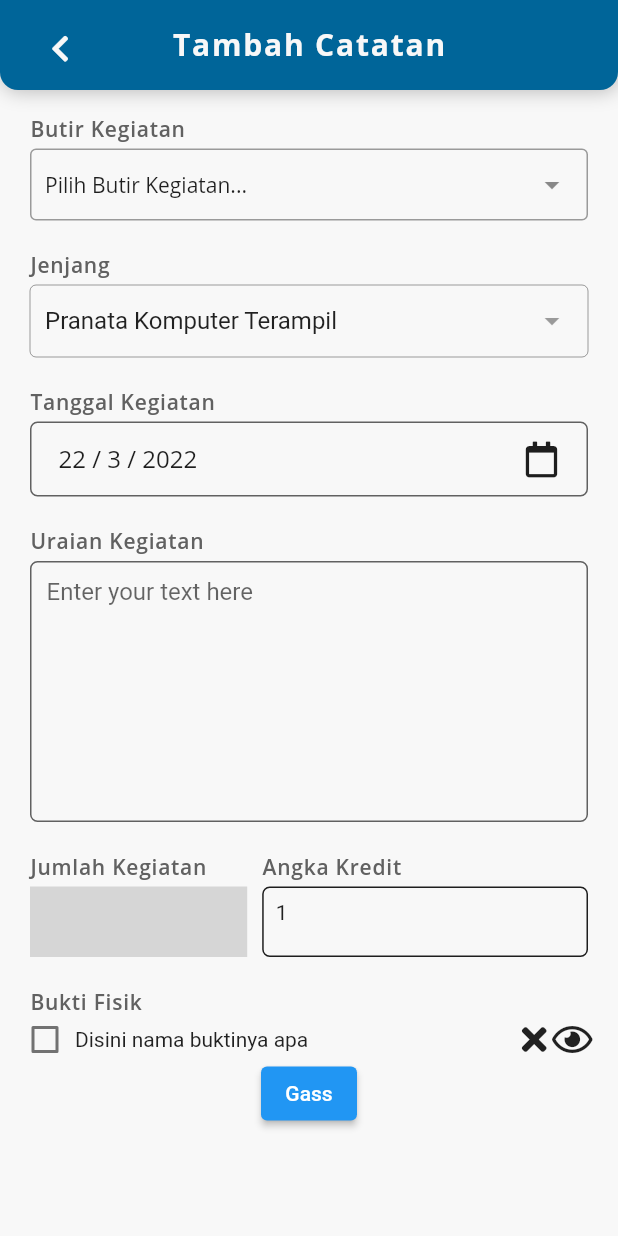
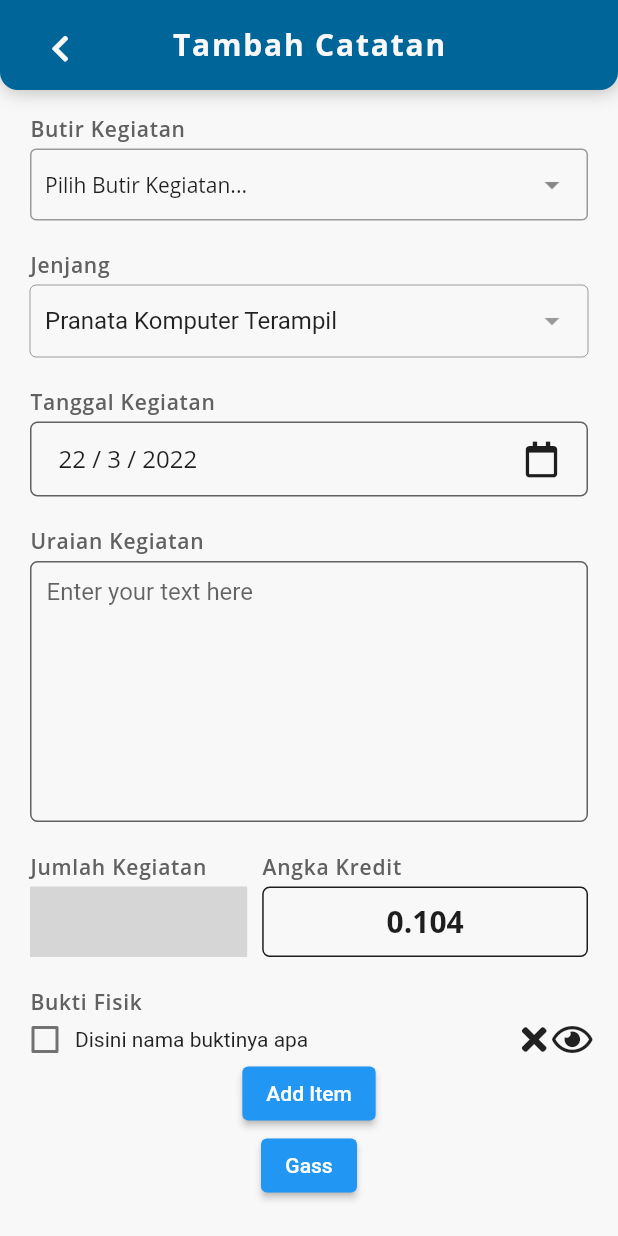
Before and after one commit to zahlulapaaja/skripsi_flutter, a Flutter app: the AddNoteScreen screen opened by its route, on a phone screen of 412 x 824 dp. Run offline on Flutter 3.47's test engine with Material 2 defaults, Android fonts, the phone set to English and light mode, and no system bars; drawn by our look-alikes of dropdown_search; our stand-ins replace auto_size_text, flutter_svg, font_awesome_flutter, pie_chart, pin_code_fields, sqflite; missing offline and left inert: number_inc_dec; accounts and stored records are empty; grey boxes are pictures that could not be loaded.

Commit message:
rapiin form field

```diff
--- a/buku_saku_2/lib/configs/constants.dart
+++ b/buku_saku_2/lib/configs/constants.dart
@@ -131,17 +131,14 @@ class AppConstants {
     // suffixIcon: SvgPicture.asset("assets/icons/search.svg"),
   );
 
-  static kTextFieldDecoration({String? hintText}) {
+  static kTextFieldDecoration(
+      {String? hintText, required BorderSide borderSide}) {
     return InputDecoration(
       isDense: true,
       hintText: hintText,
       contentPadding: const EdgeInsets.only(left: 10),
-      border: const OutlineInputBorder(
-        borderSide: BorderSide(
-          color: AppColors.black,
-          width: 4,
-          style: BorderStyle.solid,
-        ),
+      border: OutlineInputBorder(
+        borderSide: borderSide,
       ),
       hintStyle: const TextStyle(
         fontFamily: AppConstants.fontName,
--- a/buku_saku_2/lib/screens/app/components/app_bar_ui.dart
+++ b/buku_saku_2/lib/screens/app/components/app_bar_ui.dart
@@ -1,19 +1,18 @@
 import 'package:buku_saku_2/configs/colors.dart';
 import 'package:buku_saku_2/configs/constants.dart';
 import 'package:flutter/material.dart';
-import 'package:font_awesome_flutter/font_awesome_flutter.dart';
 
 class AppBarUI extends StatelessWidget {
   // Kalo mau bikin animasi kayak kemaren, bisa ganti jadi stateful
   const AppBarUI({
     Key? key,
     required this.title,
-    this.backButton = false,
-    this.backButtonCallback,
+    this.leftIconButton,
+    this.rightIconButton,
   }) : super(key: key);
   final String title;
-  final bool backButton;
-  final Function()? backButtonCallback;
+  final IconButton? leftIconButton;
+  final IconButton? rightIconButton;
 
   @override
   Widget build(BuildContext context) {
@@ -47,16 +46,10 @@ class AppBarUI extends StatelessWidget {
                   bottom: 4,
                 ),
                 child: Stack(
-                  children: [
-                    if (backButton)
-                      IconButton(
-                        icon: const Icon(
-                          FontAwesomeIcons.chevronLeft,
-                          color: AppColors.offWhite,
-                          size: AppConstants.kLargeFontSize,
-                        ),
-                        onPressed: backButtonCallback,
-                      ),
+                  children: <Widget>[
+                    (leftIconButton != null)
+                        ? leftIconButton!
+                        : const SizedBox(),
                     Row(
                       mainAxisAlignment: MainAxisAlignment.center,
                       children: <Widget>[
@@ -70,6 +63,12 @@ class AppBarUI extends StatelessWidget {
                         ),
                       ],
                     ),
+                    Positioned(
+                      right: 0,
+                      child: (rightIconButton != null)
+                          ? rightIconButton!
+                          : const SizedBox(),
+                    )
                   ],
                 ),
               )
--- a/buku_saku_2/lib/screens/app/components/card_grid_view.dart
+++ b/buku_saku_2/lib/screens/app/components/card_grid_view.dart
@@ -77,7 +77,7 @@ class _CardGridViewState extends State<CardGridView> {
                           setState(() {
                             context
                                 .read<NotesProvider>()
-                                .deleteNote(snapshot.data![index].id);
+                                .deleteNote(snapshot.data![index].id!);
                           });
                         }
                       },
--- a/buku_saku_2/lib/screens/app/dictionary/screens/butir_detail_screen.dart
+++ b/buku_saku_2/lib/screens/app/dictionary/screens/butir_detail_screen.dart
@@ -1,3 +1,4 @@
+import 'package:buku_saku_2/configs/constants.dart';
 import 'package:flutter/material.dart';
 import 'package:buku_saku_2/configs/colors.dart';
 import 'package:buku_saku_2/screens/app/dictionary/components/blue_grid_container.dart';
@@ -79,10 +80,16 @@ class ButirDetailScreen extends StatelessWidget {
             getMainListViewUI(context),
             AppBarUI(
               title: 'Detail Butir',
-              backButton: true,
-              backButtonCallback: () {
-                Navigator.pop(context);
-              },
+              leftIconButton: IconButton(
+                icon: const Icon(
+                  FontAwesomeIcons.chevronLeft,
+                  color: AppColors.offWhite,
+                  size: AppConstants.kLargeFontSize,
+                ),
+                onPressed: () {
+                  Navigator.pop(context);
+                },
+              ),
             ),
             SizedBox(
               height: MediaQuery.of(context).padding.bottom,
--- a/buku_saku_2/lib/screens/app/home/home_screen.dart
+++ b/buku_saku_2/lib/screens/app/home/home_screen.dart
@@ -3,7 +3,6 @@ import 'package:flutter/material.dart';
 import 'package:buku_saku_2/configs/colors.dart';
 import 'package:buku_saku_2/configs/constants.dart';
 import 'package:buku_saku_2/screens/app/app_screen.dart';
-import 'package:buku_saku_2/screens/app/models/dictionary_provider.dart';
 import 'package:buku_saku_2/screens/app/models/database.dart';
 import 'package:buku_saku_2/screens/app/home/detail_angka_kredit_screen.dart';
 import 'package:buku_saku_2/screens/app/home/components/header_with_searchbox.dart';
--- a/buku_saku_2/lib/screens/app/models/note.dart
+++ b/buku_saku_2/lib/screens/app/models/note.dart
@@ -2,7 +2,7 @@ class Note {
   // TODO : Nanti hapus semua null checknya
   // Ga juga sih, soalnya kan di halaman awal ga perlu semua atribut, cukup judul, uraian, gambar klo ada, dan status
   // Ga perlu juga sih semua data itu, yg penting koe butirnya, nanti kan bisa panggil ke data json detailnya
-  final int id;
+  final int? id;
   final String judul;
   final String uraian;
   final String? kodeButir;
@@ -20,7 +20,7 @@ class Note {
   // 3 = checked
 
   Note({
-    required this.id,
+    this.id,
     required this.judul,
     required this.uraian,
     this.kodeButir,
--- a/buku_saku_2/lib/screens/app/notes/add_note_screen.dart
+++ b/buku_saku_2/lib/screens/app/notes/add_note_screen.dart
@@ -1,7 +1,9 @@
+import 'package:buku_saku_2/configs/constants.dart';
 import 'package:flutter/material.dart';
 import 'package:buku_saku_2/configs/colors.dart';
 import 'package:buku_saku_2/screens/app/components/app_bar_ui.dart';
 import 'package:buku_saku_2/screens/app/notes/components/new_note_form.dart';
+import 'package:font_awesome_flutter/font_awesome_flutter.dart';
 
 class AddNoteScreen extends StatefulWidget {
   static const id = 'add_note_screen';
@@ -24,10 +26,16 @@ class _AddNoteScreenState extends State<AddNoteScreen> {
             getMainListViewUI(),
             AppBarUI(
               title: 'Tambah Catatan',
-              backButton: true,
-              backButtonCallback: () {
-                Navigator.pop(context);
-              },
+              leftIconButton: IconButton(
+                icon: const Icon(
+                  FontAwesomeIcons.chevronLeft,
+                  color: AppColors.offWhite,
+                  size: AppConstants.kLargeFontSize,
+                ),
+                onPressed: () {
+                  Navigator.pop(context);
+                },
+              ),
             ),
             SizedBox(
               height: MediaQuery.of(context).padding.bottom,
@@ -46,7 +54,7 @@ class _AddNoteScreenState extends State<AddNoteScreen> {
       ),
       scrollDirection: Axis.vertical,
       children: <Widget>[
-        NewNoteForm(id: widget.butirCode),
+        NewNoteForm(kodeButir: widget.butirCode),
       ],
     );
   }
--- a/buku_saku_2/lib/screens/app/notes/components/form_field/bukti_fisik_field.dart
+++ b/buku_saku_2/lib/screens/app/notes/components/form_field/bukti_fisik_field.dart
@@ -74,8 +74,13 @@ class _BuktiFisikFieldState extends State<BuktiFisikField> {
     return Padding(
       padding: const EdgeInsets.symmetric(horizontal: 20),
       child: Column(
-        crossAxisAlignment: CrossAxisAlignment.stretch,
-        children: checkboxBukti,
+        children: [
+          Column(
+            crossAxisAlignment: CrossAxisAlignment.stretch,
+            children: checkboxBukti,
+          ),
+          ElevatedButton(onPressed: () {}, child: const Text('Add Item'))
+        ],
       ),
     );
   }
--- a/buku_saku_2/lib/screens/app/notes/components/form_field/butir_dropdown.dart
+++ b/buku_saku_2/lib/screens/app/notes/components/form_field/butir_dropdown.dart
@@ -1,3 +1,4 @@
+import 'package:buku_saku_2/configs/colors.dart';
 import 'package:buku_saku_2/configs/constants.dart';
 import 'package:buku_saku_2/screens/app/notes/components/field_label.dart';
 import 'package:dropdown_search/dropdown_search.dart';
@@ -8,12 +9,12 @@ class ButirDropdown extends StatelessWidget {
       {Key? key,
       required this.dataButir,
       required this.onChanged,
-      this.selectedItem})
+      this.selectedIndex})
       : super(key: key);
 
   final List<String> dataButir;
   final Function(String?) onChanged;
-  final int? selectedItem;
+  final int? selectedIndex;
 
   @override
   Widget build(BuildContext context) {
@@ -31,10 +32,16 @@ class ButirDropdown extends StatelessWidget {
                 s.startsWith('I.A.1') || s.startsWith('II.A.1'),
             onChanged: onChanged,
             selectedItem:
-                (selectedItem == null) ? null : dataButir[selectedItem!],
+                (selectedIndex == null) ? null : dataButir[selectedIndex!],
             dropdownSearchBaseStyle: AppConstants.kTextFieldTextStyle,
             dropdownSearchDecoration: AppConstants.kTextFieldDecoration(
-                hintText: 'Pilih Butir Kegiatan...'),
+              hintText: 'Pilih Butir Kegiatan...',
+              borderSide: const BorderSide(
+                color: AppColors.black,
+                width: 4,
+                style: BorderStyle.solid,
+              ),
+            ),
           ),
         ],
       ),
--- a/buku_saku_2/lib/screens/app/notes/components/form_field/jenjang_dropdown.dart
+++ b/buku_saku_2/lib/screens/app/notes/components/form_field/jenjang_dropdown.dart
@@ -1,3 +1,4 @@
+import 'package:buku_saku_2/configs/colors.dart';
 import 'package:buku_saku_2/configs/constants.dart';
 import 'package:buku_saku_2/screens/app/notes/components/field_label.dart';
 import 'package:dropdown_search/dropdown_search.dart';
@@ -29,7 +30,13 @@ class JenjangDropdown extends StatelessWidget {
             selectedItem: dataJenjang[0],
             dropdownSearchBaseStyle: AppConstants.kTextFieldTextStyle,
             dropdownSearchDecoration: AppConstants.kTextFieldDecoration(
-                hintText: 'Jenjang Jabatan saat ini'),
+              hintText: 'Jenjang Jabatan saat ini',
+              borderSide: const BorderSide(
+                color: AppColors.black,
+                width: 4,
+                style: BorderStyle.solid,
+              ),
+            ),
           ),
         ],
       ),
--- a/buku_saku_2/lib/screens/app/notes/components/form_field/jumlah_kegiatan_field.dart
+++ b/buku_saku_2/lib/screens/app/notes/components/form_field/jumlah_kegiatan_field.dart
@@ -1,14 +1,24 @@
 import 'package:buku_saku_2/configs/colors.dart';
+import 'package:buku_saku_2/configs/constants.dart';
 import 'package:buku_saku_2/screens/app/notes/components/field_label.dart';
 import 'package:flutter/material.dart';
 import 'package:number_inc_dec/number_inc_dec.dart';
 
 class JumlahKegiatanField extends StatelessWidget {
-  const JumlahKegiatanField({Key? key, this.selectedData, this.onIncrement})
-      : super(key: key);
+  const JumlahKegiatanField({
+    Key? key,
+    required this.max,
+    required this.angkaKredit,
+    this.onIncrement,
+    this.onDecrement,
+    this.onChanged,
+  }) : super(key: key);
 
-  final int? selectedData;
+  final double angkaKredit;
+  final int max;
   final Function(num)? onIncrement;
+  final Function(num)? onDecrement;
+  final Function(num)? onChanged;
 
   @override
   Widget build(BuildContext context) {
@@ -18,8 +28,7 @@ class JumlahKegiatanField extends StatelessWidget {
         height: 90,
         child: Row(
           mainAxisAlignment: MainAxisAlignment.spaceBetween,
-          // crossAxisAlignment: CrossAxisAlignment.start,
-          children: [
+          children: <Widget>[
             Expanded(
               flex: 2,
               child: Column(
@@ -28,26 +37,22 @@ class JumlahKegiatanField extends StatelessWidget {
                   const FieldLabel(title: 'Jumlah Kegiatan'),
                   Expanded(
                     child: NumberInputWithIncrementDecrement(
-                      // TODO : Lengkapi logikanya
-                      onChanged: (value) {
-                        // selectedData['jml_kegiatan'] = value;
-                      },
+                      min: 1,
+                      max: max,
+                      isInt: true,
+                      onChanged: onChanged,
                       onIncrement: onIncrement,
-                      onDecrement: (value) {
-                        // selectedData['jml_kegiatan'] = value.toInt();
-                        // setState(() {
-                        //   selectedData['angka_kredit'] -= 0.104;
-                        //   removeCheckboxBukti();
-                        // });
-                      },
+                      onDecrement: onDecrement,
                       controller: TextEditingController(),
                       decIconSize: 20,
                       incIconSize: 20,
                       initialValue: 1,
-                      min: 1,
-                      max: 10,
-                      numberFieldDecoration: const InputDecoration(
-                        contentPadding: EdgeInsets.zero,
+                      numberFieldDecoration: AppConstants.kTextFieldDecoration(
+                          borderSide: BorderSide.none),
+                      widgetContainerDecoration: BoxDecoration(
+                        border: Border.all(width: 1, color: AppColors.black),
+                        borderRadius:
+                            const BorderRadius.all(Radius.circular(4)),
                       ),
                     ),
                   ),
@@ -70,7 +75,11 @@ class JumlahKegiatanField extends StatelessWidget {
                         borderRadius:
                             const BorderRadius.all(Radius.circular(5)),
                       ),
-                      child: Text('$selectedData'),
+                      child: Align(
+                        alignment: Alignment.center,
+                        child: Text(angkaKredit.toStringAsFixed(3),
+                            style: AppConstants.kLargeTitleTextStyle),
+                      ),
                     ),
                   ),
                 ],
--- a/buku_saku_2/lib/screens/app/notes/components/new_note_form.dart
+++ b/buku_saku_2/lib/screens/app/notes/components/new_note_form.dart
@@ -21,16 +21,19 @@ class NewNoteForm extends StatefulWidget {
 
 class _NewNoteFormState extends State<NewNoteForm> {
   final _formKey = GlobalKey<FormState>();
-  int? selectedItem;
+  int? selectedIndex;
   List<String> dataButir = [];
   List<String> dataJenjang = [];
+  int maxJmlKegiatan = 10;
+  bool maxKegiatan = false;
+  bool minKegiatan = false;
 
   getData(NotesProvider noteProvider, DictionaryProvider dictProvider) {
     dataButir = List<String>.generate(
       dictProvider.allButir.length,
       (index) {
         if (widget.kodeButir == dictProvider.allButir[index]['kode']) {
-          selectedItem = index;
+          selectedIndex = index;
         }
         return dictProvider.allButir[index]['kode'] +
             " " +
@@ -54,10 +57,9 @@ class _NewNoteFormState extends State<NewNoteForm> {
     'is_checked_bukti': {0: false},
   };
 
-  submitNote(noteProvider) async {
+  submitNote(NotesProvider noteProvider) async {
     if (_formKey.currentState!.validate()) {
       final newNote = Note(
-        id: 0,
         judul: selectedData['butir'],
         uraian: selectedData['uraian'],
         kodeButir: '',
@@ -85,7 +87,12 @@ class _NewNoteFormState extends State<NewNoteForm> {
         children: <Widget>[
           ButirDropdown(
             dataButir: dataButir,
-            onChanged: (value) => selectedData['butir'],
+            selectedIndex: selectedIndex,
+            onChanged: (value) {
+              setState(() {
+                selectedData['butir'] = value;
+              });
+            },
           ),
           JenjangDropdown(
               dataJenjang: dataJenjang,
@@ -106,12 +113,38 @@ class _NewNoteFormState extends State<NewNoteForm> {
             },
           ),
           JumlahKegiatanField(
-            selectedData: selectedData['jml_kegiatan'],
+            angkaKredit: selectedData['angka_kredit'],
+            max: maxJmlKegiatan,
             onIncrement: (value) {
-              selectedData['jml_kegiatan'] = value.toInt();
+              selectedData['jml_kegiatan'] = value;
               setState(() {
-                selectedData['angka_kredit'] += 0.104;
-                // addCheckboxBukti(index: value.toInt() - 1);
+                if (value == maxJmlKegiatan) {
+                  if (!maxKegiatan) selectedData['angka_kredit'] += 0.104;
+                  maxKegiatan = true;
+                } else {
+                  maxKegiatan = false;
+                  minKegiatan = false;
+                  selectedData['angka_kredit'] += 0.104;
+                }
+              });
+            },
+            onDecrement: (value) {
+              selectedData['jml_kegiatan'] = value;
+              setState(() {
+                if (value == 1) {
+                  if (!minKegiatan) selectedData['angka_kredit'] -= 0.104;
+                  minKegiatan = true;
+                } else {
+                  minKegiatan = false;
+                  maxKegiatan = false;
+                  selectedData['angka_kredit'] -= 0.104;
+                }
+              });
+            },
+            onChanged: (value) {
+              selectedData['jml_kegiatan'] = value;
+              setState(() {
+                selectedData['angka_kredit'] = value * 0.104;
               });
             },
           ),
```
Also changed, not shown: buku_saku_2/lib/screens/app/components/searchbox.dart (+2 -25 lines), 1 other file.
